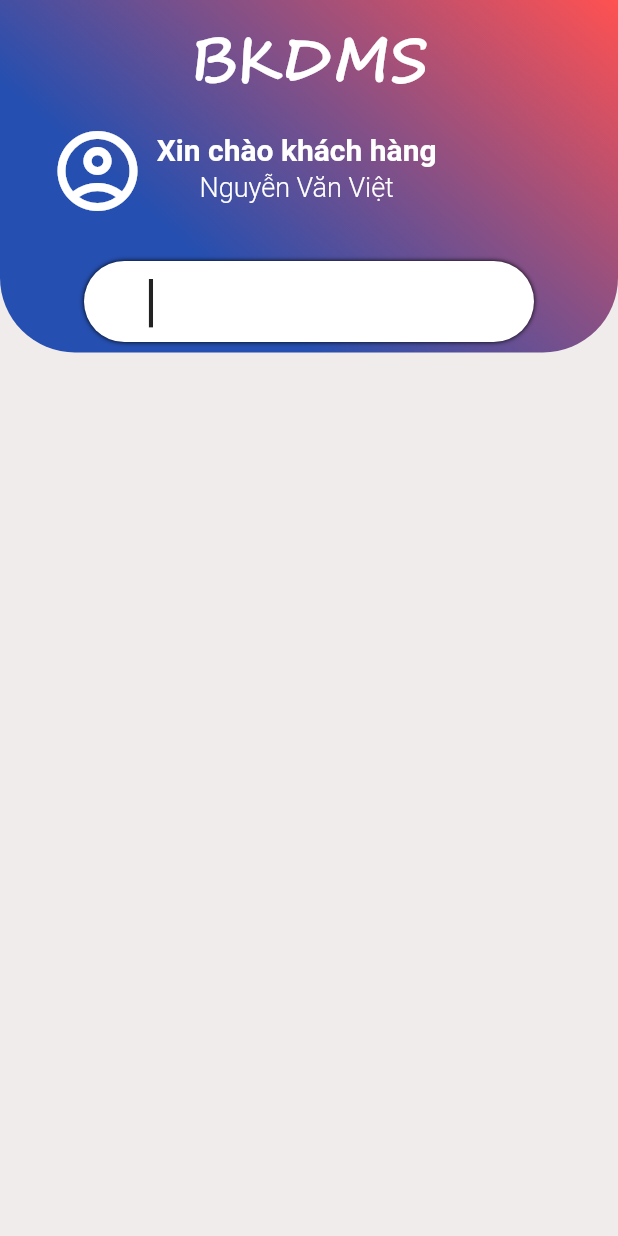
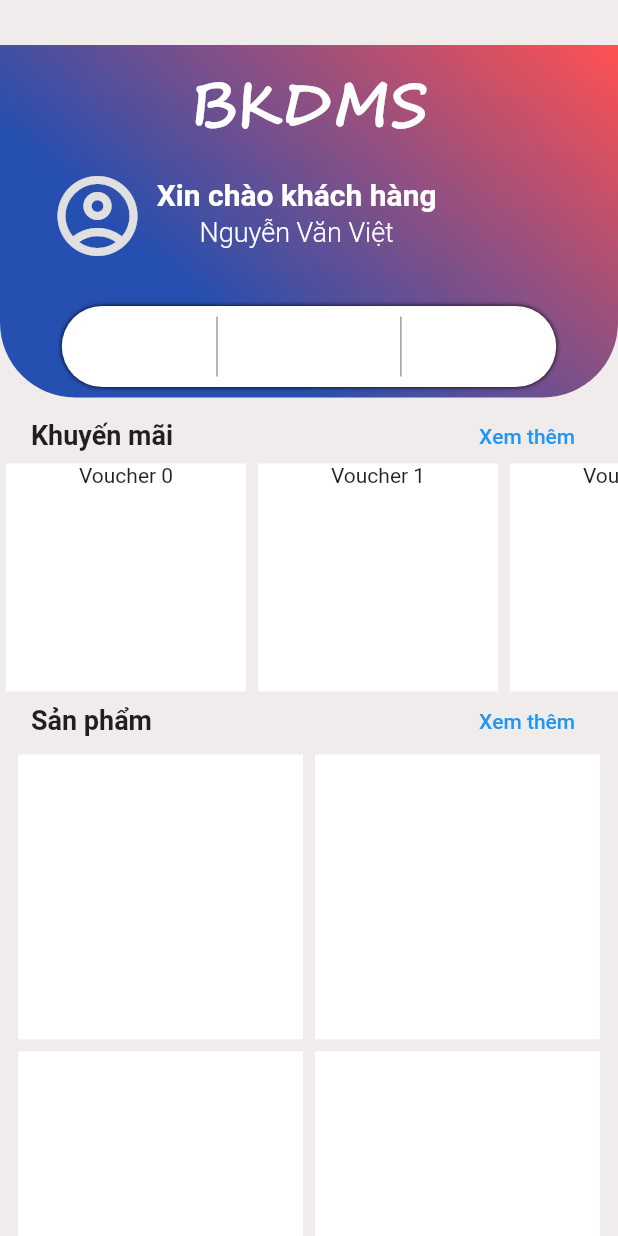
Before and after one commit to chinhnguyen1603/bkdms, a Flutter app: the screen it shows after launch, on a phone screen of 412 x 824 dp. Run offline on Flutter 3.47's test engine with Material 2 defaults, Android fonts, the phone set to English and light mode, and no system bars.

Commit message:
update HomePage

```diff
--- a/lib/HomePage.dart
+++ b/lib/HomePage.dart
@@ -4,14 +4,19 @@ import 'package:bkdms/InfoUser.dart';
 
 
 class HomePage extends StatelessWidget {
+
   @override
   Widget build(BuildContext context) {
+    double widthDevice = MediaQuery.of(context).size.width;// chiều rộng thiết bị
     return Scaffold(
       backgroundColor: Color(0xffF0ECEC),
-      body: ListView(
+      body: SingleChildScrollView(
+        child: Column(
           children: [
             // chứa gradient
             Container(
+               margin: EdgeInsets.only(top: 30),
+               width: double.infinity,
                height: 235,
                decoration: BoxDecoration(
                  borderRadius: BorderRadius.only(bottomRight: Radius.circular(50),bottomLeft: Radius.circular(50),),
@@ -25,6 +30,7 @@ class HomePage extends StatelessWidget {
                child: Column(
                  children: [
                   SizedBox(height: 10,),
+
                   //text BKDMS đầu tiên
                   Text(
                      "BKDMS",
@@ -36,6 +42,7 @@ class HomePage extends StatelessWidget {
                        fontWeight: FontWeight.bold,
                      ),
                    ),
+
                   //Row chứa Icon và dòng Xin chào khách hàng
                   Row(
                      children:[
@@ -45,15 +52,16 @@ class HomePage extends StatelessWidget {
                          width: 30,
                          height: 75,
                          child: IconButton(
-                          onPressed: () {
-                            Navigator.push(context, MaterialPageRoute(builder: (context) => InfoUser()));
-                          },
+                          hoverColor: Colors.white,
                           alignment: Alignment.topLeft,
                           icon: Icon(
                            Icons.account_circle_outlined,
                            size: 64,
-                           color: Colors.white,
-                          )
+                           color: Color(0xffE0E0E0),
+                          ),
+                          onPressed: () {
+                            Navigator.push(context, MaterialPageRoute(builder: (context) => InfoUser()));
+                          },
                           )
                        ),
                        SizedBox(width: 47,),
@@ -85,10 +93,11 @@ class HomePage extends StatelessWidget {
                        )
                      ],
                     ),
+
                   // chứa 3 Icon Button Tồn Kho, Thành Viên, Liên hệ
                   SizedBox(height: 25,),
                   Container(
-                     width: 300,
+                     width: widthDevice*0.8,
                      height: 54,
                      decoration: BoxDecoration(
                        shape: BoxShape.rectangle,
@@ -102,25 +111,145 @@ class HomePage extends StatelessWidget {
                      ),
                      child: Row(
                        children: [
-                         SizedBox(width: 40,),
-                         Text(
-                           "|",
-                           style: TextStyle(
-                             fontSize: 38,
-                             fontWeight: FontWeight.normal,
+                         SizedBox(width: widthDevice*0.25,),
+                         VerticalDivider(
+                           width: 1,
+                           thickness: 1,
+                           indent: 7,
+                           endIndent: 7,
+                           color: Colors.grey,
                          ),
+                         SizedBox(width: widthDevice*0.295,),
+                         VerticalDivider(
+                           width: 1,
+                           thickness: 1,
+                           indent: 7,
+                           endIndent: 7,
+                           color: Colors.grey,
                          ),
-                         SizedBox(),
-                         SizedBox(),
+                         SizedBox(width: widthDevice*0.2,),
                        ]
                      ),
                   ),
                  ]
                )
             ),
+            SizedBox(height: 10,),
+
+            //Text Khuyến mãi và xem thêm
+            SizedBox(
+              height: 30,
+              width: widthDevice*0.9,
+              child: Row(
+                children:[
+                  SizedBox(
+                    width: widthDevice*0.25,
+                    child: Text(
+                      "Khuyến mãi",
+                      style: TextStyle(
+                       fontSize: 18,
+                       fontWeight: FontWeight.bold,
+                      ),
+                    )
+                  ),
+                  SizedBox(
+                    width: widthDevice*0.65,
+                    child:
+                      TextButton(
+                       onPressed: (){},
+                       child: SizedBox(
+                         width: widthDevice*0.65,
+                         child: Text(
+                          "Xem thêm",
+                          textAlign: TextAlign.right,)
+                         ),
+                      ),
+                  )
+                ]
+              )
+            ),
+            // chứa ô khuyến mãi
+            SizedBox(
+              height: 160,
+              width: widthDevice,
+              child: ListView.builder(
+                scrollDirection: Axis.horizontal,
+                itemCount: 4,
+                itemBuilder:  (context, index) => Padding(
+                  padding: EdgeInsets.all(4.0),
+                  child: Container(
+                    width: 160,
+                    color: Colors.white,
+                    child: Text(
+                      "Voucher $index",
+                      textAlign: TextAlign.center,
+                      style: TextStyle(
+
+                      ),
+                      )
+                    ),
+                  ),
+              )
+            ),
+
+            //Text sản phẩm và xem thêm
+            SizedBox(
+              height: 30,
+              width: widthDevice*0.9,
+              child: Row(
+                children:[
+                  SizedBox(
+                    width: widthDevice*0.25,
+                    child: Text(
+                      "Sản phẩm",
+                      style: TextStyle(
+                       fontSize: 18,
+                       fontWeight: FontWeight.bold,
+                      ),
+                    )
+                  ),
+                  SizedBox(
+                    width: widthDevice*0.65,
+                    child:
+                      TextButton(
+                       onPressed: (){},
+                       child: SizedBox(
+                         width: widthDevice*0.65,
+                         child: Text(
+                          "Xem thêm",
+                          textAlign: TextAlign.right,)
+                         ),
+                      ),
+                  )
+                ]
+              )
+            ),
+            //Gridview sản phẩm
+            SizedBox(
+              height: 800,
+              width: widthDevice*0.98,
+              child: GridView.builder(
+                gridDelegate: const SliverGridDelegateWithFixedCrossAxisCount(
+                  crossAxisCount: 2,
+                  crossAxisSpacing: 8,
+                  mainAxisSpacing: 8,
+                ),
+                padding: EdgeInsets.all(8),
+                primary: false,
+                itemCount: 10,
+                itemBuilder: (BuildContext context, int index) {
+
+                  return Container(
+                    width: 160,
+                    height: 160,
+                    color: Colors.white,
+                  );
+                },
+              ),
+            )
           ],
         ),
-
+      )
     );
   }
 }
```
Lines whose indentation alone changed are shown as unchanged.
